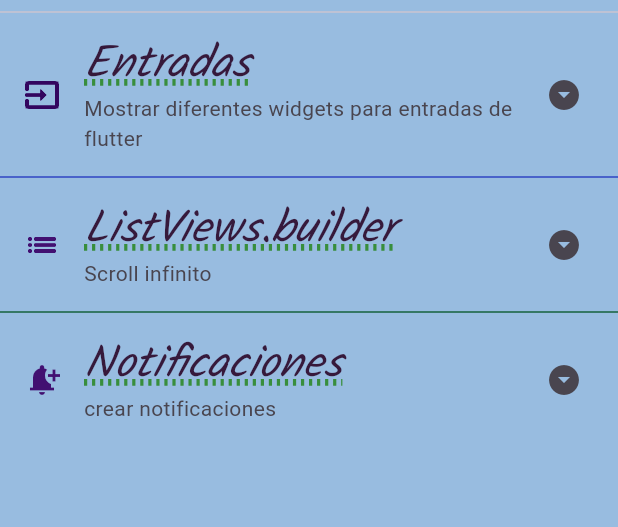
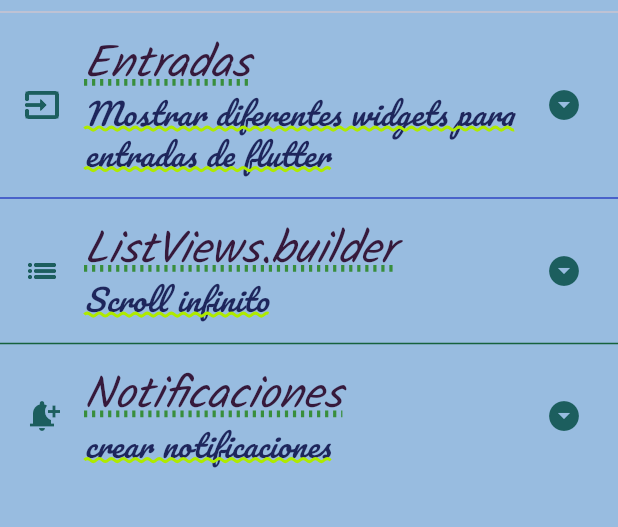
Before and after one commit to SantiagoAHS/componentes_flutter, a Flutter app: the screen it shows after launch, on a phone screen of 412 x 824 dp, the part 84-611 px from its top. Run offline on Flutter 3.47's test engine with Material 3 defaults, Android fonts, the phone set to English and light mode, and no system bars; our stand-ins replace google_fonts.

Commit message:
10 Finishing the app theme

```diff
--- a/lib/screens/home_screen.dart
+++ b/lib/screens/home_screen.dart
@@ -1,4 +1,5 @@
 import 'package:flutter/material.dart';
+import 'package:practica3/theme/app_theme.dart';
 
 class HomeScreen extends StatelessWidget {
   const HomeScreen({super.key});
@@ -14,29 +15,36 @@
           children: [
             const Divider(),
             ListTile(
-              leading: const Icon(Icons.input_sharp, color: Color.fromARGB(255, 51, 5, 95),),
+              leading: const Icon(Icons.input_sharp, color: AppTheme.mainColor),
               title:Text('Entradas',
               style: Theme.of(context).textTheme.headlineLarge,
               ),
-              subtitle: const Text('Mostrar diferentes widgets para entradas de flutter '),
-              trailing:const Icon(Icons.arrow_drop_down_circle,),
+              subtitle: Text('Mostrar diferentes widgets para entradas de flutter ',
+              style: Theme.of(context).textTheme.bodySmall,
+              ),
+              trailing:const Icon(Icons.arrow_drop_down_circle, color: AppTheme.mainColor,),
             ),
             const Divider(color: Color.fromARGB(255, 47, 69, 195),),
              ListTile(
-              leading: const Icon(Icons.list_sharp, color: Color.fromARGB(255, 66, 16, 113),),
+              leading: const Icon(Icons.list_sharp, color: AppTheme.mainColor),
               title:Text('ListViews.builder ',
               style: Theme.of(context).textTheme.headlineLarge,),
-              subtitle: const Text('Scroll infinito'),
-              trailing: const Icon(Icons.arrow_drop_down_circle, ),
+              subtitle:  Text('Scroll infinito',
+              style: Theme.of(context).textTheme.bodySmall,
+              ),
+              trailing: const Icon(Icons.arrow_drop_down_circle, color: AppTheme.mainColor, ),
             ),
             const Divider(color: Color.fromARGB(255, 22, 98, 61)),
             ListTile(
-              leading: const Icon(Icons.notification_add, color: Color.fromARGB(255, 66, 16, 113),),
+              leading: const Icon(Icons.notification_add,
+              color: AppTheme.mainColor),
               title:Text('Notificaciones ',
               style: Theme.of(context).textTheme.headlineLarge,
               ),
-              subtitle: const Text('crear notificaciones'),
-              trailing:const Icon(Icons.arrow_drop_down_circle,),
+              subtitle: Text('crear notificaciones',
+              style: Theme.of(context).textTheme.bodySmall,
+              ),
+              trailing:const Icon(Icons.arrow_drop_down_circle, color: AppTheme.mainColor,),
             ),
           ],
         )
--- a/lib/theme/app_theme.dart
+++ b/lib/theme/app_theme.dart
@@ -21,8 +21,15 @@
             decorationThickness: 3.0,
             fontStyle:  FontStyle.italic
             ),
-            bodySmall: GoogleFonts.akatab(
-
+            bodySmall: GoogleFonts.pacifico(
+              color: const Color.fromARGB(255, 30, 38, 92),
+              fontSize: 20.0,
+              fontWeight: FontWeight.w200,
+              decoration: TextDecoration.underline,
+              decorationColor: Colors.limeAccent[700],
+              decorationStyle: TextDecorationStyle.wavy,
+              decorationThickness:  2.0,
+              fontStyle: FontStyle.italic
             )
         )
   );
```
